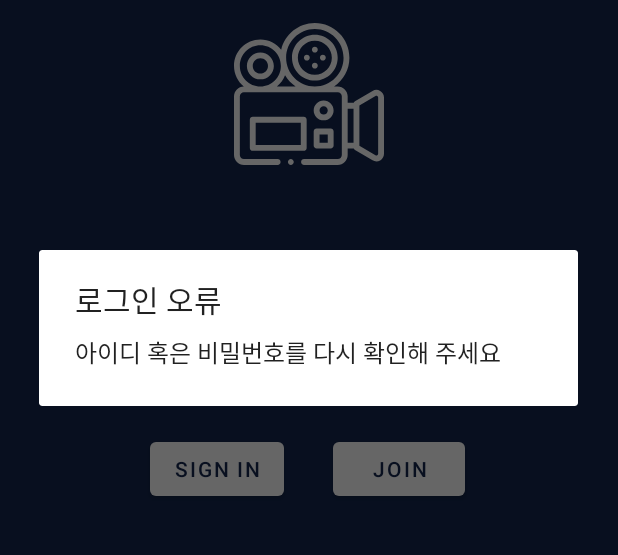
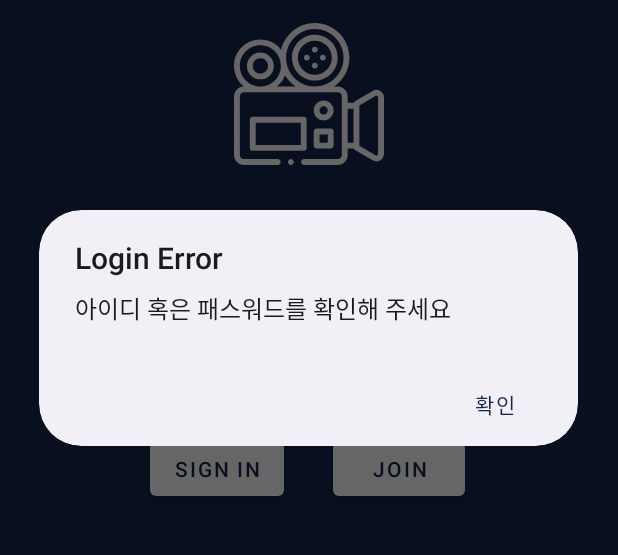
Before and after one commit to su0su/MovieInside, an Android app: the screen it shows after launch (MainActivity), after a tap on "SIGN IN", on a phone screen of 412 x 824 dp, the part 290-845 px from its top. Run offline under Robolectric (Android 15) with nearby library versions, the phone set to English and light mode, and no system bars; Roboto replaces fonts that are not available here.

Commit message:
다이어로그 수정

```diff
--- a/app/src/main/java/com/example/myapplication/MainActivity.kt
+++ b/app/src/main/java/com/example/myapplication/MainActivity.kt
@@ -53,10 +53,12 @@ class MainActivity : AppCompatActivity() {
 
 
             } else {
-                val dialog = AlertDialog.Builder(this@MainActivity)
-                dialog.setTitle("로그인 오류")
-                dialog.setMessage("아이디 혹은 비밀번호를 다시 확인해 주세요")
-                dialog.show()
+
+                val dlg: AlertDialog.Builder = AlertDialog.Builder(this@MainActivity,  android.R.style.Theme_DeviceDefault_Light_Dialog_NoActionBar_MinWidth)
+                dlg.setTitle("Login Error")
+                dlg.setMessage("아이디 혹은 패스워드를 확인해 주세요")
+                dlg.setNegativeButton("확인",null)
+                dlg.show()
             }
             cursor.close()
         })
```
